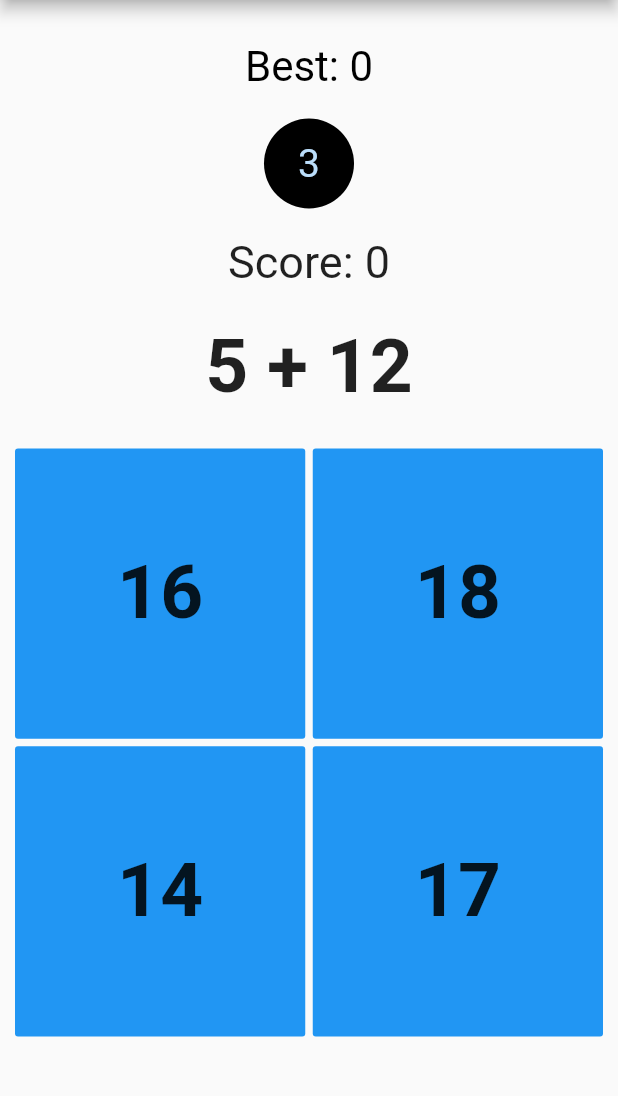
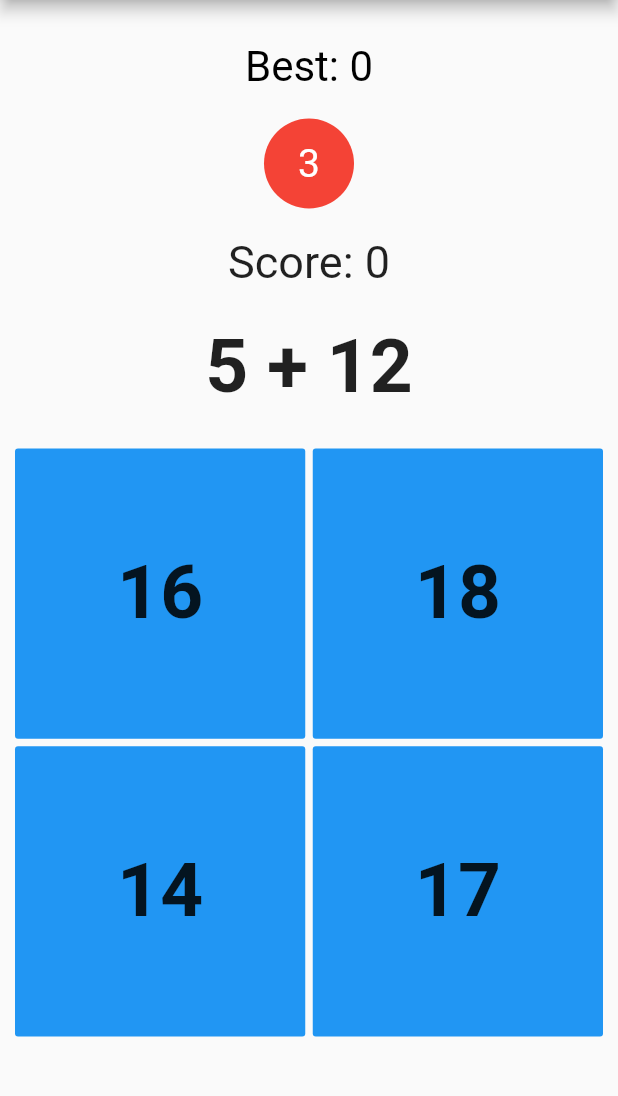
Before and after one commit to superjke/quick-maths-app, a Flutter app: the screen it shows after launch, on a phone screen of 412 x 824 dp, the part 84-1180 px from its top. Run offline on Flutter 3.47's test engine with Material 2 defaults, Android fonts, the phone set to English and light mode, and no system bars.

Commit message:
Added dynamic colours to countdown

```diff
--- a/lib/widgets/countdown.dart
+++ b/lib/widgets/countdown.dart
@@ -10,14 +10,14 @@ class Countdown extends StatelessWidget {
     return Padding(
       padding: const EdgeInsets.only(top: 10.0),
       child: CircleAvatar(
-        backgroundColor: Colors.black,
+        backgroundColor: _time < 4 ? Colors.red : _time < 7 ? Colors.yellow : Colors.green,
         radius: 30,
         child: Padding(
           padding: EdgeInsets.all(5),
           child: FittedBox(
               child: Text(
             _time.toString(),
-            style: TextStyle(fontSize: 26),
+            style: TextStyle(fontSize: 26, color: _time < 4 ? Colors.white :_time < 7 ? Colors.black : Colors.white),
           )),
         ),
       ),
```
